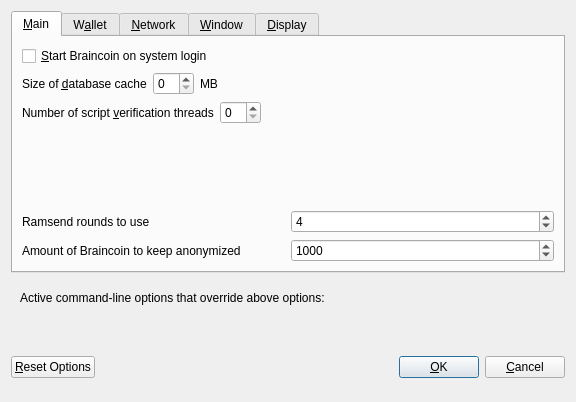
ticclassic/ic, file src/qt/forms/optionsdialog.ui: the form before one commit.
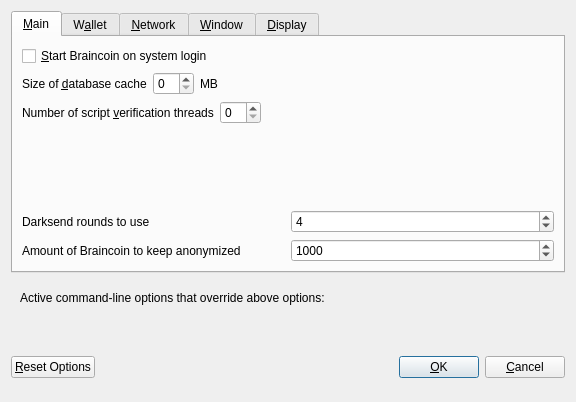
The form after the commit. Custom widgets are drawn as their Qt base class.

```diff
--- a/src/qt/forms/optionsdialog.ui
+++ b/src/qt/forms/optionsdialog.ui
@@ -138,7 +138,7 @@
             <string>This setting determines the amount of individual masternodes that an input will be anonymized through.&lt;br/&gt;More rounds of anonymization gives a higher degree of privacy, but also costs more in fees.</string>
            </property>
            <property name="text">
-            <string>Ramsend rounds to use</string>
+            <string>Darksend rounds to use</string>
            </property>
           </widget>
          </item>
```
Left out of the diff: 6 changed lines with no effect on the pictures.
